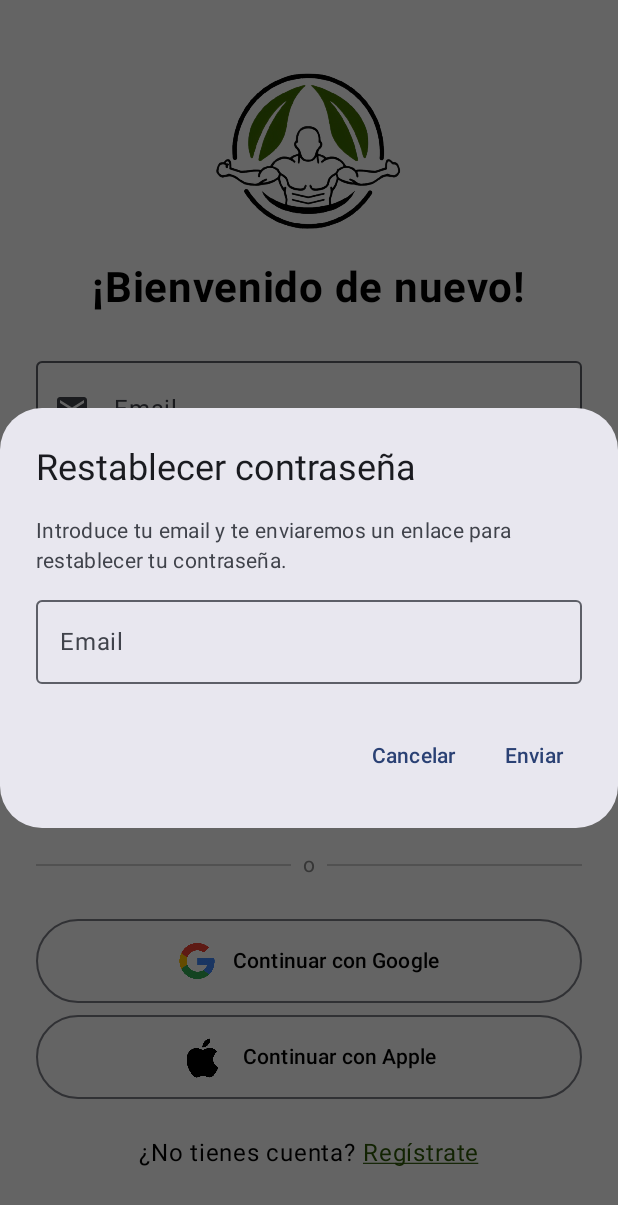
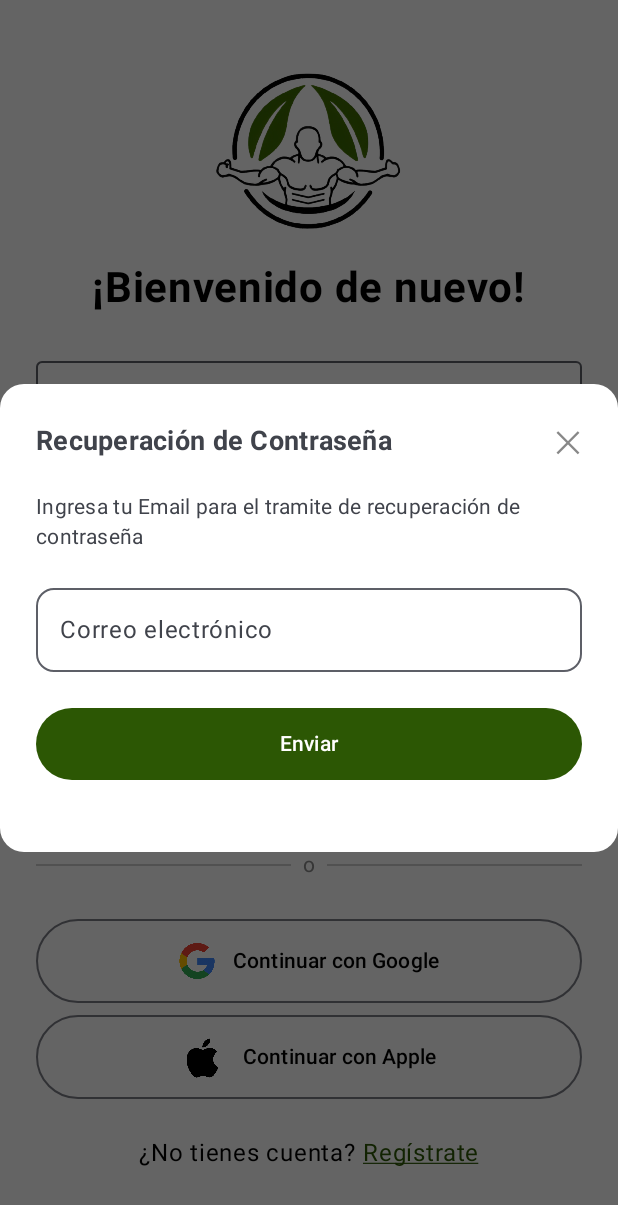
Before and after one commit to davidgonzz/KotlinTFG, an Android app built with Jetpack Compose: the screen it shows after launch (MainActivity), after a tap on an icon or button, on a phone screen of 412 x 824 dp. Shown: the top 1205 px of the screen. Run offline under Robolectric (Android 15) with nearby library versions, the light colour scheme and no system bars; our stand-ins replace Firebase (no records; nobody signed in at launch, a user with empty details on screens opened directly).

Commit message:
Commit antes de seguir con datos clientes

```diff
--- a/app/src/main/java/com/davidgonzalez/bodysync/ui/screens/auth/LoginScreen.kt
+++ b/app/src/main/java/com/davidgonzalez/bodysync/ui/screens/auth/LoginScreen.kt
@@ -249,22 +249,55 @@ fun LoginScreen(
     if (showResetDialog) {
         AlertDialog(
             onDismissRequest = { showResetDialog = false },
-            title = { Text("Restablecer contraseña") },
+            title = null, // Eliminamos el título por defecto
             text = {
-                Column {
-                    Text("Introduce tu email y te enviaremos un enlace para restablecer tu contraseña.")
-                    Spacer(modifier = Modifier.height(8.dp))
+                Column(
+                    horizontalAlignment = Alignment.CenterHorizontally,
+                    modifier = Modifier.fillMaxWidth()
+                ) {
+                    // Título personalizado
+                    Row(
+                        modifier = Modifier
+                            .fillMaxWidth()
+                            .padding(bottom = 12.dp),
+                        verticalAlignment = Alignment.CenterVertically,
+                        horizontalArrangement = Arrangement.SpaceBetween
+                    ) {
+                        Text(
+                            text = "Recuperación de Contraseña",
+                            fontWeight = FontWeight.Bold,
+                            fontSize = 18.sp
+                        )
+                        Text(
+                            text = "✕",
+                            modifier = Modifier
+                                .clickable { showResetDialog = false },
+                            fontSize = 20.sp,
+                            color = Color.Gray
+                        )
+                    }
+
+                    Text(
+                        text = "Ingresa tu Email para el tramite de recuperación de contraseña",
+                        fontSize = 14.sp,
+                        modifier = Modifier.padding(vertical = 8.dp)
+                    )
+
                     OutlinedTextField(
                         value = emailParaReset,
                         onValueChange = { emailParaReset = it },
-                        label = { Text("Email") },
+                        label = { Text("Correo electrónico") },
                         singleLine = true,
-                        modifier = Modifier.fillMaxWidth()
+                        modifier = Modifier
+                            .fillMaxWidth()
+                            .padding(top = 8.dp),
+                        shape = MaterialTheme.shapes.medium
                     )
-                }
-            },
-            confirmButton = {
-                TextButton(onClick = {
+
+                    Spacer(modifier = Modifier.height(24.dp))
+
+                    Button(
+                        onClick = {
                             viewModel.enviarCorreoRecuperacion(
                                 email = emailParaReset,
                                 onSuccess = {
@@ -276,15 +309,24 @@ fun LoginScreen(
                                     showResetDialog = false
                                 }
                             )
-                }) {
+                        },
+                        modifier = Modifier
+                            .fillMaxWidth()
+                            .height(48.dp),
+                        shape = MaterialTheme.shapes.extraLarge,
+                        colors = ButtonDefaults.buttonColors(
+                            containerColor = Color(0xFF2C5704), // Color verde de tu app
+                            contentColor = Color.White
+                        )
+                    ) {
                         Text("Enviar")
                     }
+                }
             },
-            dismissButton = {
-                TextButton(onClick = { showResetDialog = false }) {
-                    Text("Cancelar")
-                }
-            }
+            confirmButton = {},
+            dismissButton = {},
+            shape = MaterialTheme.shapes.large,
+            containerColor = Color.White
         )
     }
 }
--- a/app/src/main/java/com/davidgonzalez/bodysync/viewmodel/AuthViewModel.kt
+++ b/app/src/main/java/com/davidgonzalez/bodysync/viewmodel/AuthViewModel.kt
@@ -9,7 +9,9 @@ import com.google.firebase.firestore.FirebaseFirestore
 import kotlinx.coroutines.flow.MutableStateFlow
 import kotlinx.coroutines.flow.StateFlow
 import kotlinx.coroutines.launch
+import java.text.SimpleDateFormat
 import java.util.Date
+import java.util.Locale
 
 class AuthViewModel : ViewModel() {
 
@@ -39,7 +41,7 @@ class AuthViewModel : ViewModel() {
                     val usuario = Usuario(
                         nombreCompleto = nombre,
                         correo = correo,
-                        fechaRegistro = Date().toInstant().toString(),
+                        fechaRegistro = SimpleDateFormat("yyyy-MM-dd HH:mm:ss", Locale.getDefault()).format(Date()),
                         terminosAceptados = terminosAceptados
                     )
 
@@ -112,7 +114,7 @@ class AuthViewModel : ViewModel() {
                             val usuario = Usuario(
                                 nombreCompleto = result.user?.displayName ?: "",
                                 correo = result.user?.email ?: "",
-                                fechaRegistro = Date().toInstant().toString(),
+                                fechaRegistro = SimpleDateFormat("yyyy-MM-dd HH:mm:ss", Locale.getDefault()).format(Date()),
                                 terminosAceptados = true,
                                 proveedor = "google"
                             )
```
Lines whose indentation alone changed are shown as unchanged.
